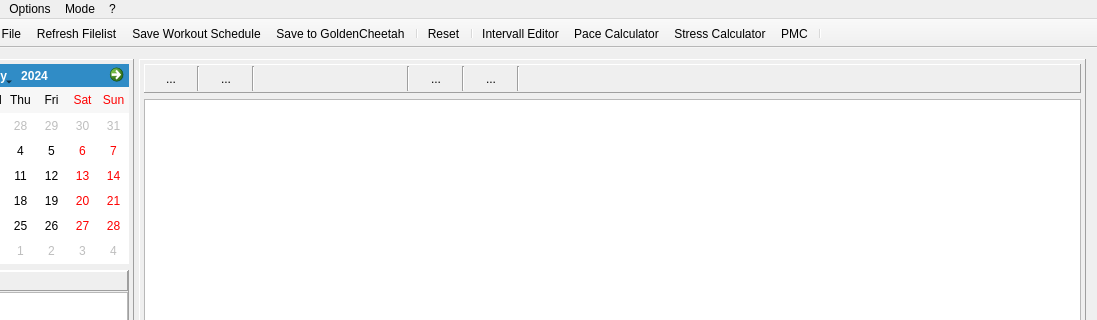
First picture: the form in mainwindow.ui, repository Tria-Andy/WorkoutEditor, before the edit; both pictures show x 137 to 1234 and y 0 to 320 of the 1234 by 766 pixel window.
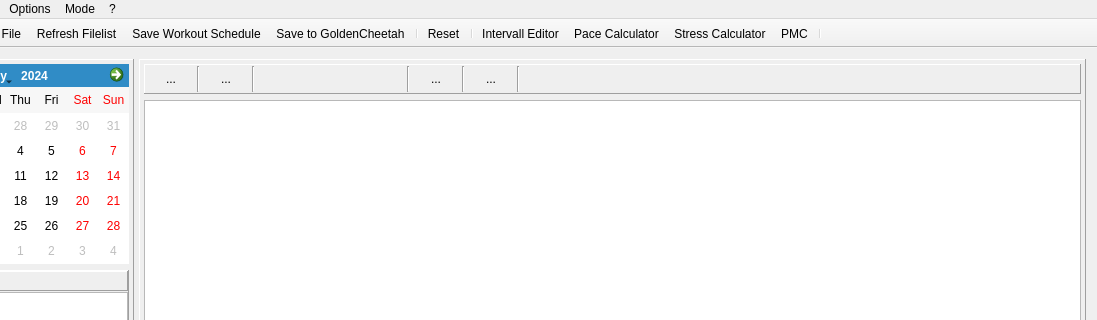
Second picture: the form after the edit. Icons and pictures are not drawn. Custom widgets are drawn as their Qt base class.

Diff of the .ui file:
```diff
--- a/mainwindow.ui
+++ b/mainwindow.ui
@@ -205,6 +205,12 @@
            </property>
            <item>
             <widget class="QFrame" name="frame_calControl">
+             <property name="minimumSize">
+              <size>
+               <width>0</width>
+               <height>26</height>
+              </size>
+             </property>
              <property name="frameShape">
               <enum>QFrame::Panel</enum>
              </property>
@@ -256,13 +262,13 @@
                    <property name="minimumSize">
                     <size>
                      <width>50</width>
-                     <height>25</height>
+                     <height>26</height>
                     </size>
                    </property>
                    <property name="maximumSize">
                     <size>
                      <width>50</width>
-                     <height>25</height>
+                     <height>26</height>
                     </size>
                    </property>
                    <property name="text">
@@ -272,6 +278,12 @@
                     <iconset resource="resources.qrc">
                      <normaloff>:/images/icons/First.png</normaloff>:/images/icons/First.png</iconset>
                    </property>
+                   <property name="iconSize">
+                    <size>
+                     <width>20</width>
+                     <height>20</height>
+                    </size>
+                   </property>
                    <property name="autoRaise">
                     <bool>true</bool>
                    </property>
@@ -292,13 +304,13 @@
                    <property name="minimumSize">
                     <size>
                      <width>50</width>
-                     <height>25</height>
+                     <height>26</height>
                     </size>
                    </property>
                    <property name="maximumSize">
                     <size>
                      <width>50</width>
-                     <height>25</height>
+                     <height>26</height>
                     </size>
                    </property>
                    <property name="text">
@@ -308,6 +320,12 @@
                     <iconset resource="resources.qrc">
                      <normaloff>:/images/icons/Back.png</normaloff>:/images/icons/Back.png</iconset>
                    </property>
+                   <property name="iconSize">
+                    <size>
+                     <width>20</width>
+                     <height>20</height>
+                    </size>
+                   </property>
                    <property name="autoRaise">
                     <bool>true</bool>
                    </property>
@@ -361,13 +379,13 @@
                    <property name="minimumSize">
                     <size>
                      <width>50</width>
-                     <height>25</height>
+                     <height>26</height>
                     </size>
                    </property>
                    <property name="maximumSize">
                     <size>
                      <width>50</width>
-                     <height>25</height>
+                     <height>26</height>
                     </size>
                    </property>
                    <property name="text">
@@ -377,6 +395,12 @@
                     <iconset resource="resources.qrc">
                      <normaloff>:/images/icons/Forward.png</normaloff>:/images/icons/Forward.png</iconset>
                    </property>
+                   <property name="iconSize">
+                    <size>
+                     <width>20</width>
+                     <height>20</height>
+                    </size>
+                   </property>
                    <property name="autoRaise">
                     <bool>true</bool>
                    </property>
@@ -394,13 +418,13 @@
                    <property name="minimumSize">
                     <size>
                      <width>50</width>
-                     <height>25</height>
+                     <height>26</height>
                     </size>
                    </property>
                    <property name="maximumSize">
                     <size>
                      <width>50</width>
-                     <height>25</height>
+                     <height>26</height>
                     </size>
                    </property>
                    <property name="text">
@@ -408,7 +432,16 @@
                    </property>
                    <property name="icon">
                     <iconset resource="resources.qrc">
-                     <normaloff>:/images/icons/Last.png</normaloff>:/images/icons/Last.png</iconset>
+                     <normaloff>:/images/icons/JumpForward.png</normaloff>:/images/icons/JumpForward.png</iconset>
+                   </property>
+                   <property name="iconSize">
+                    <size>
+                     <width>20</width>
+                     <height>20</height>
+                    </size>
+                   </property>
+                   <property name="shortcut">
+                    <string/>
                    </property>
                    <property name="autoRaise">
                     <bool>true</bool>
```
Left out of the diff: 25 changed lines with no effect on the pictures.
